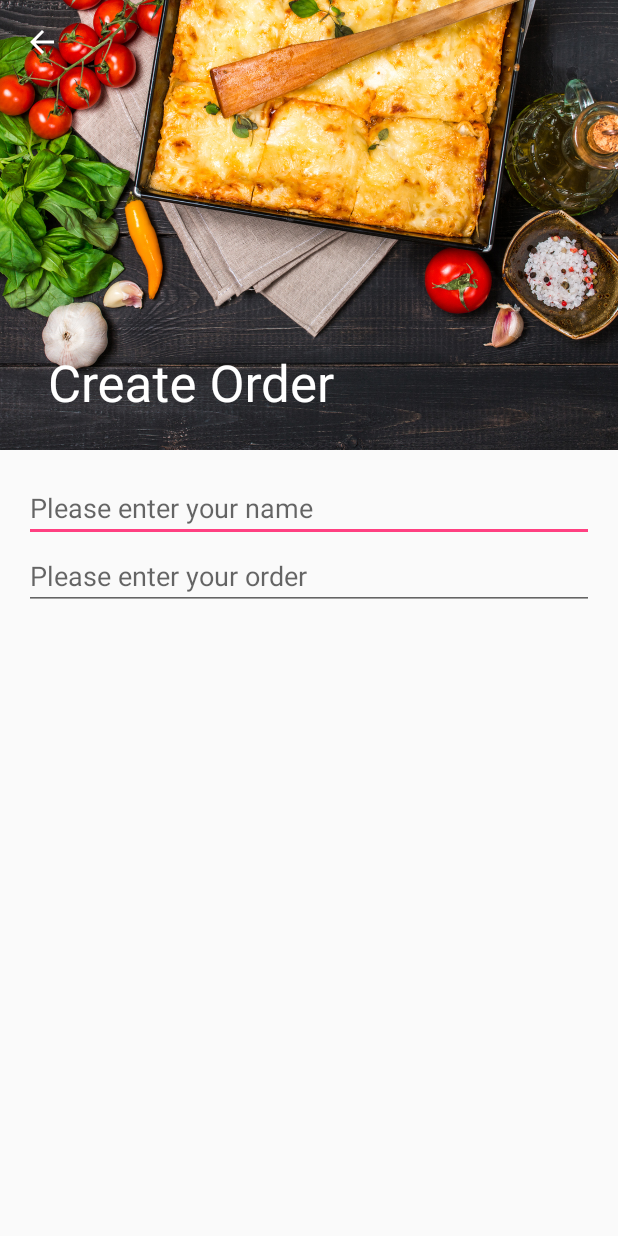
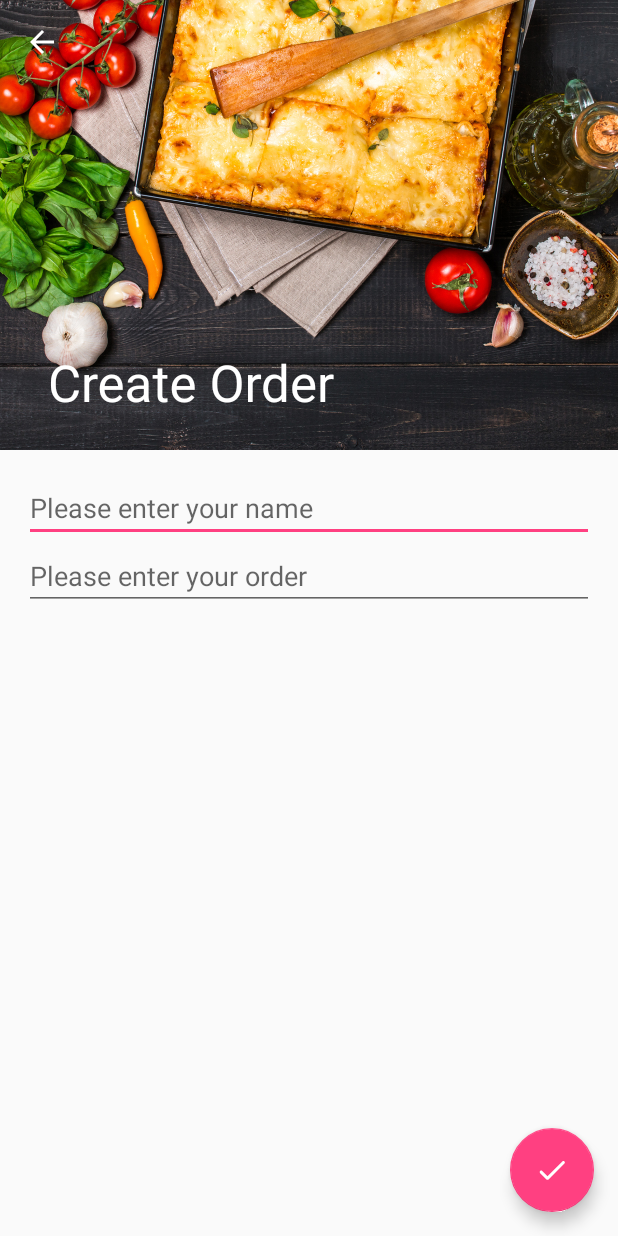
Before and after one commit to Aleksei-L/Bits_and_Pizzas, an Android app: the OrderActivity screen opened directly, with no data from a screen before it, on a phone screen of 412 x 824 dp. Run offline under Robolectric (Android 15) with nearby library versions, the phone set to English and light mode, and no system bars.

Commit message:
Added fab and snackbar

```diff
--- a/app/src/main/java/com/example/bitsandpizzas/OrderActivity.kt
+++ b/app/src/main/java/com/example/bitsandpizzas/OrderActivity.kt
@@ -1,7 +1,11 @@
 package com.example.bitsandpizzas
 
+import android.os.Bundle
+import android.widget.Toast
 import androidx.appcompat.app.AppCompatActivity
-import android.os.Bundle
+import androidx.coordinatorlayout.widget.CoordinatorLayout
+import com.google.android.material.floatingactionbutton.FloatingActionButton
+import com.google.android.material.snackbar.Snackbar
 
 class OrderActivity : AppCompatActivity() {
 	override fun onCreate(savedInstanceState: Bundle?) {
@@ -11,5 +15,14 @@ class OrderActivity : AppCompatActivity() {
 
 		val myActionBar = supportActionBar
 		myActionBar!!.setDisplayHomeAsUpEnabled(true)
+
+		val fab: FloatingActionButton = findViewById(R.id.fab)
+		fab.setOnClickListener { onClickFab() }
+	}
+
+	private fun onClickFab() {
+		val snack = Snackbar.make(findViewById<CoordinatorLayout>(R.id.coordinator), "Your order has been updated", Snackbar.LENGTH_SHORT)
+		snack.setAction("Undo") { Toast.makeText(this, "Undone!", Toast.LENGTH_SHORT).show() }
+		snack.show()
 	}
 }
--- /dev/null
+++ b/app/src/main/res/drawable/round_done_24.xml
@@ -0,0 +1,10 @@
+<vector xmlns:android="http://schemas.android.com/apk/res/android"
+    android:width="24dp"
+    android:height="24dp"
+    android:tint="@color/white"
+    android:viewportWidth="24"
+    android:viewportHeight="24">
+    <path
+        android:fillColor="@android:color/white"
+        android:pathData="M9,16.2l-3.5,-3.5c-0.39,-0.39 -1.01,-0.39 -1.4,0 -0.39,0.39 -0.39,1.01 0,1.4l4.19,4.19c0.39,0.39 1.02,0.39 1.41,0L20.3,7.7c0.39,-0.39 0.39,-1.01 0,-1.4 -0.39,-0.39 -1.01,-0.39 -1.4,0L9,16.2z" />
+</vector>
--- a/app/src/main/res/layout/activity_order.xml
+++ b/app/src/main/res/layout/activity_order.xml
@@ -60,4 +60,13 @@
 
         </LinearLayout>
     </androidx.core.widget.NestedScrollView>
+
+    <com.google.android.material.floatingactionbutton.FloatingActionButton
+        android:id="@+id/fab"
+        android:layout_width="wrap_content"
+        android:layout_height="wrap_content"
+        android:layout_gravity="end|bottom"
+        android:layout_margin="16dp"
+        android:src="@drawable/round_done_24" />
+
 </androidx.coordinatorlayout.widget.CoordinatorLayout>
```
